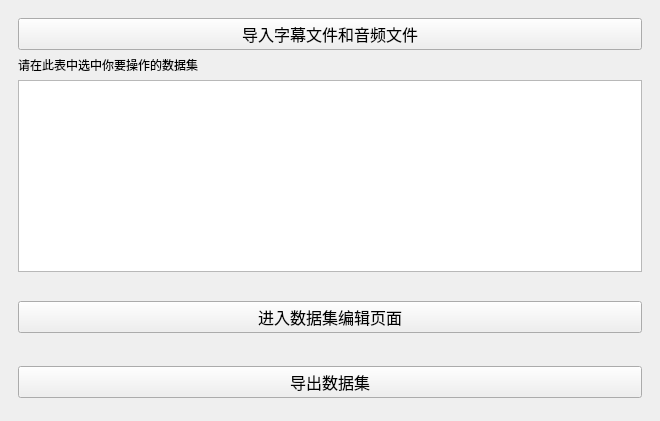
kslz/SoundLabel, file ui/main.ui: the form before one commit.
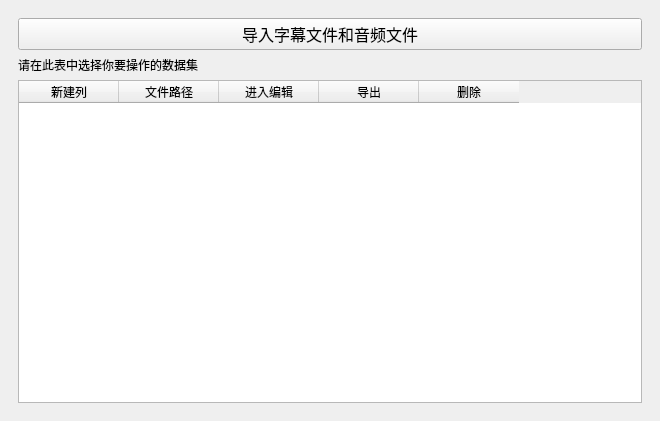
The form after the commit.

Commit message: 实现首页的数据选择和删除

The edit to the form file:
```diff
--- a/ui/main.ui
+++ b/ui/main.ui
@@ -33,57 +33,37 @@
        <item>
         <widget class="QLabel" name="label">
          <property name="text">
-          <string>请在此表中选中你要操作的数据集</string>
+          <string>请在此表中选择你要操作的数据集</string>
          </property>
         </widget>
        </item>
        <item>
-        <widget class="QListWidget" name="listWidget">
-         <property name="sizePolicy">
-          <sizepolicy hsizetype="Expanding" vsizetype="Fixed">
-           <horstretch>0</horstretch>
-           <verstretch>0</verstretch>
-          </sizepolicy>
-         </property>
-        </widget>
-       </item>
-      </layout>
-     </widget>
-    </item>
-    <item>
-     <widget class="QWidget" name="widget_2" native="true">
-      <layout class="QVBoxLayout" name="verticalLayout_3">
-       <item>
-        <widget class="QPushButton" name="pushButton_2">
-         <property name="font">
-          <font>
-           <pointsize>12</pointsize>
-          </font>
-         </property>
-         <property name="text">
-          <string>进入数据集编辑页面</string>
-         </property>
-        </widget>
-       </item>
-      </layout>
-     </widget>
-    </item>
-    <item>
-     <widget class="QWidget" name="widget_3" native="true">
-      <layout class="QVBoxLayout" name="verticalLayout_4">
-       <item>
-        <widget class="QPushButton" name="pushButton_3">
-         <property name="enabled">
-          <bool>true</bool>
-         </property>
-         <property name="font">
-          <font>
-           <pointsize>12</pointsize>
-          </font>
-         </property>
-         <property name="text">
-          <string>导出数据集</string>
-         </property>
+        <widget class="QTableWidget" name="tableWidget">
+         <column>
+          <property name="text">
+           <string>新建列</string>
+          </property>
+         </column>
+         <column>
+          <property name="text">
+           <string>文件路径</string>
+          </property>
+         </column>
+         <column>
+          <property name="text">
+           <string>进入编辑</string>
+          </property>
+         </column>
+         <column>
+          <property name="text">
+           <string>导出</string>
+          </property>
+         </column>
+         <column>
+          <property name="text">
+           <string>删除</string>
+          </property>
+         </column>
         </widget>
        </item>
       </layout>
```
Left out of the diff: 32 changed lines with no effect on the pictures. The commit also changes 4 other files.
